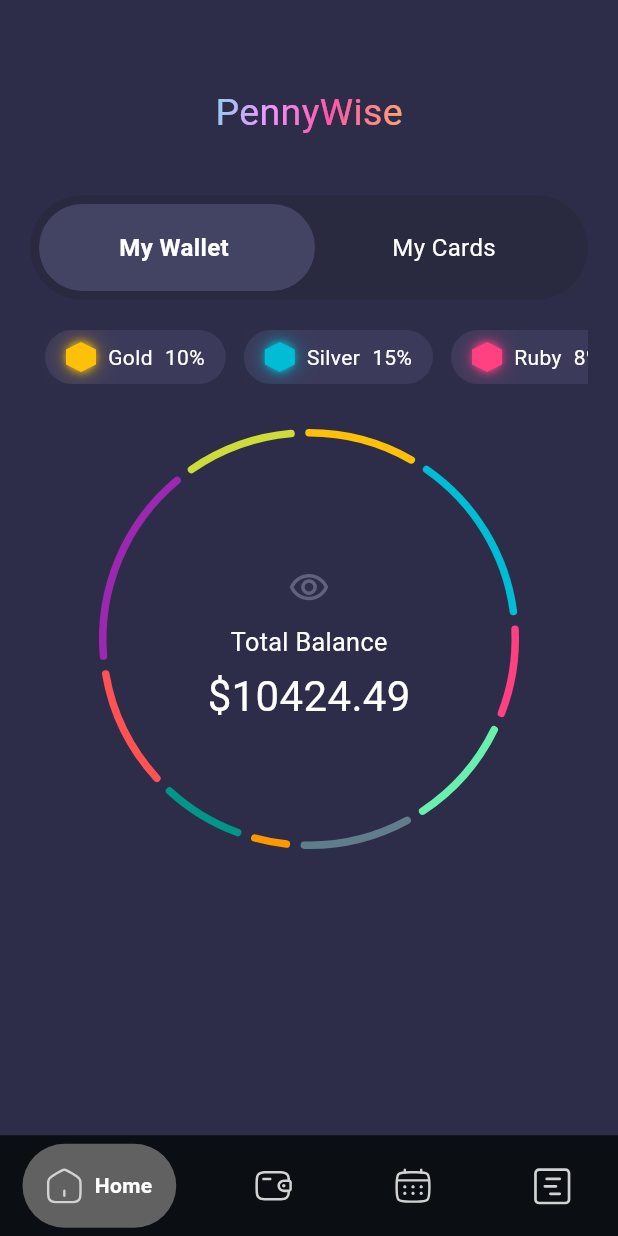
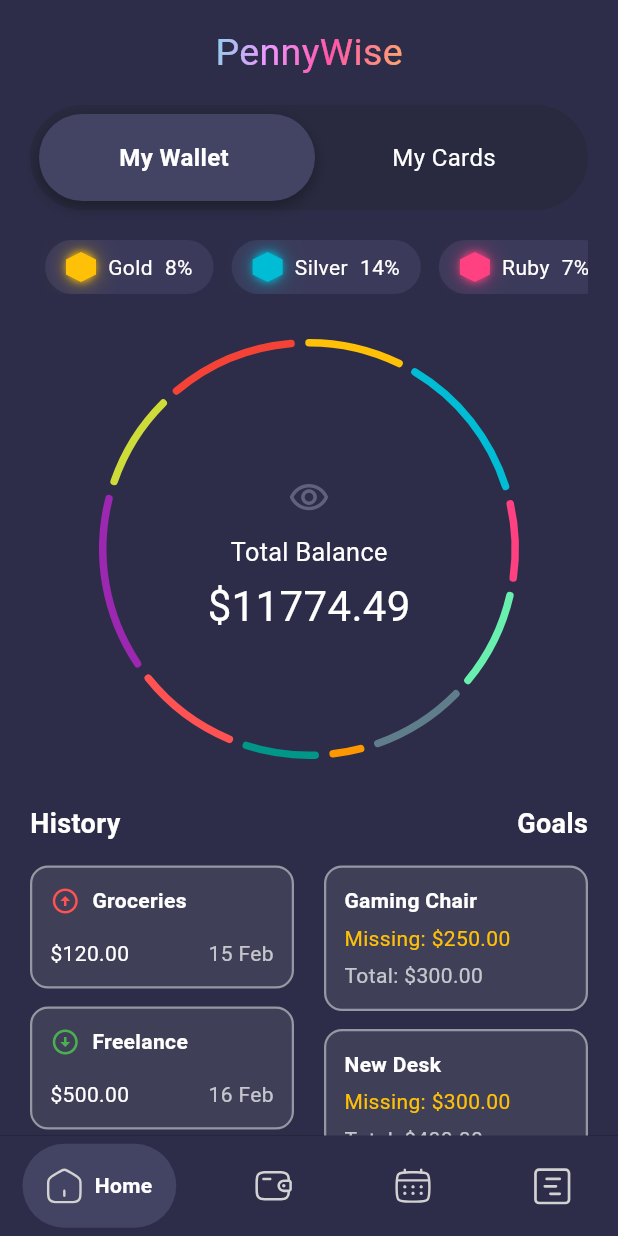
Before and after one commit to sadmaxie/PennyWise, a Flutter app: the screen it shows after launch, on a phone screen of 412 x 824 dp. Run offline on Flutter 3.47's test engine with Material 3 defaults, Android fonts, the light colour scheme and no system bars; drawn by our look-alikes of google_nav_bar; our stand-ins replace flutter_svg.

Commit message:
feat: Implement basic history and goals system (redesign and image support pending).

```diff
--- a/lib/components/app_bar.dart
+++ b/lib/components/app_bar.dart
@@ -15,7 +15,7 @@ class TopHeader extends StatelessWidget {
   @override
   Widget build(BuildContext context) {
     return Padding(
-      padding: const EdgeInsets.fromLTRB(10, 50, 10, 0),
+      padding: const EdgeInsets.fromLTRB(10, 10, 10, 0),
       child: Row(
         mainAxisAlignment: MainAxisAlignment.spaceBetween,
         children: [
--- a/lib/components/bottom_nav_bar.dart
+++ b/lib/components/bottom_nav_bar.dart
@@ -14,7 +14,7 @@ class BottomNavBar extends StatelessWidget {
   Widget build(BuildContext context) {
     return Container(
       decoration: const BoxDecoration(
-        color: Color(0xFF0B0F13),
+        color: Color(0xFF2D2D49),
       ),
       child: Padding(
         padding: const EdgeInsets.symmetric(horizontal: 15.0, vertical: 5),
@@ -22,10 +22,10 @@ class BottomNavBar extends StatelessWidget {
           iconSize: 5,
           gap: 8,
           padding: const EdgeInsets.all(16),
-          backgroundColor: const Color(0xFF0B0F13),
+          backgroundColor: const Color(0xFF2D2D49),
           color: Colors.white,
           activeColor: Colors.white,
-          tabBackgroundColor: Colors.grey.shade700,
+          tabBackgroundColor: Color(0xFF434463),
           onTabChange: (value) => onTabChange!(value),
           tabs: [
             // home button
--- a/lib/components/wallet_card_switcher.dart
+++ b/lib/components/wallet_card_switcher.dart
@@ -1,6 +1,7 @@
 import 'package:flutter/material.dart';
 import '../screens/home/my_card_view.dart';
 import '../screens/home/my_wallet_view.dart';
+
 class WalletCardSwitcher extends StatefulWidget {
   const WalletCardSwitcher({super.key});
 
@@ -15,8 +16,24 @@ class _WalletCardSwitcherState extends State<WalletCardSwitcher> {
   Widget build(BuildContext context) {
     return Column(
       children: [
-        const SizedBox(height: 30),
-        Container(
+        const SizedBox(height: 10),
+
+        // Top tab switcher
+        _buildTabSwitcher(),
+
+        const SizedBox(height: 20),
+
+        // Dynamic content area that fills remaining space
+        Expanded(
+          child:
+              _selectedIndex == 0 ? const MyWalletView() : const MyCardView(),
+        ),
+      ],
+    );
+  }
+
+  Widget _buildTabSwitcher() {
+    return Container(
       height: 70,
       width: double.infinity,
       padding: const EdgeInsets.all(6),
@@ -27,7 +44,8 @@ class _WalletCardSwitcherState extends State<WalletCardSwitcher> {
       child: Stack(
         children: [
           AnimatedAlign(
-                alignment: _selectedIndex == 0
+            alignment:
+                _selectedIndex == 0
                     ? Alignment.centerLeft
                     : Alignment.centerRight,
             duration: const Duration(milliseconds: 300),
@@ -37,11 +55,18 @@ class _WalletCardSwitcherState extends State<WalletCardSwitcher> {
               decoration: BoxDecoration(
                 color: const Color(0xFF434463),
                 borderRadius: BorderRadius.circular(30),
+                boxShadow: [
+                  BoxShadow(
+                    color: Colors.black.withOpacity(0.3),
+                    blurRadius: 8, // how soft the shadow is
+                    spreadRadius: 0, // no horizontal spread
+                    offset: Offset(0, 4), // ⬅️ only cast downward
+                  ),
+                ],
               ),
             ),
           ),
           Row(
-                mainAxisAlignment: MainAxisAlignment.spaceEvenly,
             children: [
               _buildTabButton("My Wallet", 0),
               _buildTabButton("My Cards", 1),
@@ -49,24 +74,15 @@ class _WalletCardSwitcherState extends State<WalletCardSwitcher> {
           ),
         ],
       ),
-        ),
-        const SizedBox(height: 20),
-
-        // 🔁 Dynamic tab content
-        _selectedIndex == 0
-            ? const MyWalletView()
-            : const MyCardView(),
-      ],
     );
   }
 
   Widget _buildTabButton(String label, int index) {
-    final bool isSelected = _selectedIndex == index;
+    final isSelected = _selectedIndex == index;
+
     return Expanded(
       child: GestureDetector(
-        onTap: () => setState(() {
-          _selectedIndex = index;
-        }),
+        onTap: () => setState(() => _selectedIndex = index),
         child: Center(
           child: Text(
             label,
--- a/lib/main.dart
+++ b/lib/main.dart
@@ -14,8 +14,8 @@ import 'package:pennywise/themes/theme.dart';
 void main() {
   SystemChrome.setSystemUIOverlayStyle(
     const SystemUiOverlayStyle(
-      statusBarColor: Color(0xFF0B0F13),
-      systemNavigationBarColor: Color(0xFF0B0F13),
+      statusBarColor: Color(0xFF2D2D49),
+      systemNavigationBarColor: Color(0xFF2D2D49),
       statusBarIconBrightness: Brightness.light,
       systemNavigationBarDividerColor: Colors.transparent,
     ),
--- /dev/null
+++ b/lib/models/wallet_overview_section.dart
@@ -0,0 +1,127 @@
+import 'package:flutter/material.dart';
+import '../temp_data.dart';
+
+class WalletOverviewSection extends StatelessWidget {
+  const WalletOverviewSection({super.key});
+
+  @override
+  Widget build(BuildContext context) {
+    return Row(
+      crossAxisAlignment: CrossAxisAlignment.start,
+      children: [
+        Expanded(child: _buildWalletHistoryList()),
+        SizedBox(width: 20),
+        Expanded(child: _buildWalletGoalsList()),
+      ],
+    );
+  }
+}
+
+// History Column — UNCHANGED
+Widget _buildWalletHistoryList() {
+  final transactions = getRecentTransactions();
+
+  return Column(
+    children:
+        transactions.map((tx) {
+          return Container(
+            margin: const EdgeInsets.only(bottom: 12),
+            padding: const EdgeInsets.all(12),
+            decoration: BoxDecoration(
+              color: const Color(0xFF3F3F58),
+              borderRadius: BorderRadius.circular(12),
+              border: Border.all(color: const Color(0xFF9797A4), width: 1.5),
+            ),
+            child: Column(
+              crossAxisAlignment: CrossAxisAlignment.start,
+              children: [
+                Row(
+                  children: [
+                    Icon(
+                      tx.isIncome
+                          ? Icons.arrow_circle_down_outlined
+                          : Icons.arrow_circle_up_outlined,
+                      size: 20,
+                      color: tx.isIncome ? Colors.green : Colors.redAccent,
+                    ),
+                    const SizedBox(width: 8),
+                    Expanded(
+                      child: Text(
+                        tx.type,
+                        style: const TextStyle(
+                          color: Colors.white,
+                          fontWeight: FontWeight.w600,
+                        ),
+                        overflow: TextOverflow.fade,
+                        softWrap: false,
+                      ),
+                    ),
+                  ],
+                ),
+                const SizedBox(height: 15),
+                Row(
+                  mainAxisAlignment: MainAxisAlignment.spaceBetween,
+                  children: [
+                    Text(
+                      '\$${tx.amount.toStringAsFixed(2)}',
+                      style: const TextStyle(color: Colors.white),
+                    ),
+                    Text(
+                      tx.date,
+                      style: const TextStyle(color: Colors.white70),
+                    ),
+                  ],
+                ),
+              ],
+            ),
+          );
+        }).toList(),
+  );
+}
+
+// Goals Column — Styled like history, but different content inside
+Widget _buildWalletGoalsList() {
+  final goals = getRecentGoals();
+
+  return Column(
+    children:
+        goals.map((goal) {
+          final missingAmount = goal.totalAmount - goal.currentAmount;
+
+          return Container(
+            margin: const EdgeInsets.only(bottom: 12),
+            padding: const EdgeInsets.all(12),
+            decoration: BoxDecoration(
+              color: const Color(0xFF3F3F58),
+              borderRadius: BorderRadius.circular(12),
+              border: Border.all(color: const Color(0xFF9797A4), width: 1.5),
+            ),
+            child: Column(
+              crossAxisAlignment: CrossAxisAlignment.start,
+              children: [
+                Row(children: [Spacer()]),
+                Text(
+                  goal.name,
+                  style: const TextStyle(
+                    color: Colors.white,
+                    fontWeight: FontWeight.bold,
+                  ),
+                  overflow: TextOverflow.fade,
+                  softWrap: false,
+                ),
+                const SizedBox(height: 5),
+                Text(
+                  'Missing: \$${missingAmount.toStringAsFixed(2)}',
+                  style: const TextStyle(color: Colors.amber),
+                ),
+                const SizedBox(height: 5),
+                Text(
+                  'Total: \$${goal.totalAmount.toStringAsFixed(2)}',
+                  style: const TextStyle(color: Colors.white70),
+                ),
+              ],
+            ),
+          );
+        }).toList(),
+  );
+}
--- a/lib/screens/calendar/calendar_page.dart
+++ b/lib/screens/calendar/calendar_page.dart
@@ -6,6 +6,7 @@ class CalendarPage extends StatelessWidget {
   @override
   Widget build(BuildContext context) {
     return Scaffold(
+      backgroundColor: Theme.of(context).colorScheme.background,
       body: Center(
         child: Text("CalendarPage"),
       ),
--- a/lib/screens/details/details_page.dart
+++ b/lib/screens/details/details_page.dart
@@ -6,6 +6,7 @@ class DetailsPage extends StatelessWidget {
   @override
   Widget build(BuildContext context) {
     return Scaffold(
+      backgroundColor: Theme.of(context).colorScheme.background,
       body: Center(
         child: Text("DetailsPage"),
       ),
--- a/lib/screens/home/home_page.dart
+++ b/lib/screens/home/home_page.dart
@@ -1,6 +1,5 @@
 import 'package:flutter/material.dart';
 import 'package:pennywise/components/app_bar.dart';
-
 import '../../components/wallet_card_switcher.dart';
 
 class HomePage extends StatelessWidget {
@@ -10,13 +9,17 @@ class HomePage extends StatelessWidget {
   Widget build(BuildContext context) {
     return Scaffold(
       backgroundColor: Theme.of(context).colorScheme.background,
-      body: Padding(
-        padding: const EdgeInsets.fromLTRB(20, 0, 20, 0),
-        child: Column(
-          children: [
-            TopHeader(showBackButton: false, showUserIcon: false),
-            WalletCardSwitcher(),
-          ],
+      body: SafeArea(
+        child: Padding(
+          padding: const EdgeInsets.fromLTRB(20, 0, 20, 0),
+          child: Column(
+            children: const [
+              TopHeader(showBackButton: false, showUserIcon: false),
+              Expanded(
+                child: WalletCardSwitcher(),
+              ),
+            ],
+          ),
         ),
       ),
     );
--- a/lib/screens/home/my_wallet_view.dart
+++ b/lib/screens/home/my_wallet_view.dart
@@ -1,30 +1,55 @@
 import 'package:flutter/material.dart';
-
-import '../../models/emerald_icon.dart';
 import '../../models/multi_circle_indicator.dart';
 import '../../models/progress_row_list.dart';
+import '../../models/wallet_overview_section.dart';
 
 class MyWalletView extends StatelessWidget {
   const MyWalletView({super.key});
 
   @override
   Widget build(BuildContext context) {
-    return Column(
-      children: [
-        ProgressRowList(),
-        SizedBox(height: 30),
-        Row(
-          mainAxisAlignment: MainAxisAlignment.center,
-          children: [
-            const AnimatedRingChart(
-              radius: 140,
-              thickness: 5,
-              gapDegrees: 5,
-            ),
+    return SingleChildScrollView(
+      child: Column(
+        crossAxisAlignment: CrossAxisAlignment.start,
+        children: [
+          const ProgressRowList(),
+          const SizedBox(height: 30),
 
-          ],
-        )
-      ],
+          // Centered Ring Chart
+          const Center(
+            child: AnimatedRingChart(radius: 140, thickness: 5, gapDegrees: 5),
+          ),
+          const SizedBox(height: 30),
+
+          // Section Header
+          Row(
+            mainAxisAlignment: MainAxisAlignment.spaceBetween,
+            children: const [
+              Text(
+                'History',
+                style: TextStyle(
+                  color: Colors.white,
+                  fontSize: 18,
+                  fontWeight: FontWeight.bold,
+                ),
+              ),
+              Text(
+                'Goals',
+                style: TextStyle(
+                  color: Colors.white,
+                  fontSize: 18,
+                  fontWeight: FontWeight.bold,
+                ),
+              ),
+            ],
+          ),
+
+          SizedBox(height: 15),
+
+          // Transaction history + golds section
+          const WalletOverviewSection(),
+        ],
+      ),
     );
   }
 }
--- a/lib/screens/user/user_page.dart
+++ b/lib/screens/user/user_page.dart
@@ -6,7 +6,7 @@ class UserPage extends StatelessWidget {
   @override
   Widget build(BuildContext context) {
     return Scaffold(
-      backgroundColor: Color(0xFF2D2D49),
+      backgroundColor: Theme.of(context).colorScheme.background,
       body: Center(
         child: Text("UserPage"),
       ),
--- a/lib/temp_data.dart
+++ b/lib/temp_data.dart
@@ -24,5 +24,65 @@ List<ProgressItem> getTempProgressItems() {
     ProgressItem(name: "Garnet", color: Colors.redAccent, amount: 1100.00),
     ProgressItem(name: "Amethyst", color: Colors.purple, amount: 1850.00),
     ProgressItem(name: "Zinc", color: Colors.lime, amount: 1000.00),
+    ProgressItem(name: "red", color: Colors.red, amount: 1350.00),
   ];
 }
+
+// History
+
+class Transaction {
+  final String type;
+  final double amount;
+  final String date;
+  final bool isIncome;
+
+  Transaction({
+    required this.type,
+    required this.amount,
+    required this.date,
+    required this.isIncome,
+  });
+}
+
+List<Transaction> getTransactionHistory() {
+  return [
+    Transaction(type: "Tip From Alex", amount: 200, date: "15 Feb", isIncome: true),
+    Transaction(type: "Cat Food", amount: 20, date: "14 Feb", isIncome: false),
+    Transaction(type: "Freelance", amount: 500, date: "16 Feb", isIncome: true),
+    Transaction(type: "Groceries", amount: 120, date: "15 Feb", isIncome: false),
+    // Add more as needed
+  ];
+}
+
+List<Transaction> getRecentTransactions() {
+  final all = getTransactionHistory();
+  if (all.length <= 2) return all.reversed.toList();
+  return all.sublist(all.length - 2).reversed.toList();
+}
+
+// Goal
+class Goal {
+  final String name;
+  final double currentAmount;
+  final double totalAmount;
+
+  Goal({
+    required this.name,
+    required this.currentAmount,
+    required this.totalAmount,
+  });
+}
+
+List<Goal> getAllGoals() {
+  return [
+    Goal(name: "MacBook Pro", currentAmount: 1200, totalAmount: 2200),
+    Goal(name: "Vacation", currentAmount: 800, totalAmount: 1500),
+    Goal(name: "New Desk", currentAmount: 100, totalAmount: 400),
+    Goal(name: "Gaming Chair", currentAmount: 50, totalAmount: 300),
+  ];
+}
+
+List<Goal> getRecentGoals() {
+  final all = getAllGoals();
+  return all.length <= 2 ? all : all.sublist(all.length - 2).reversed.toList();
+}
```
Lines whose indentation alone changed are shown as unchanged.
